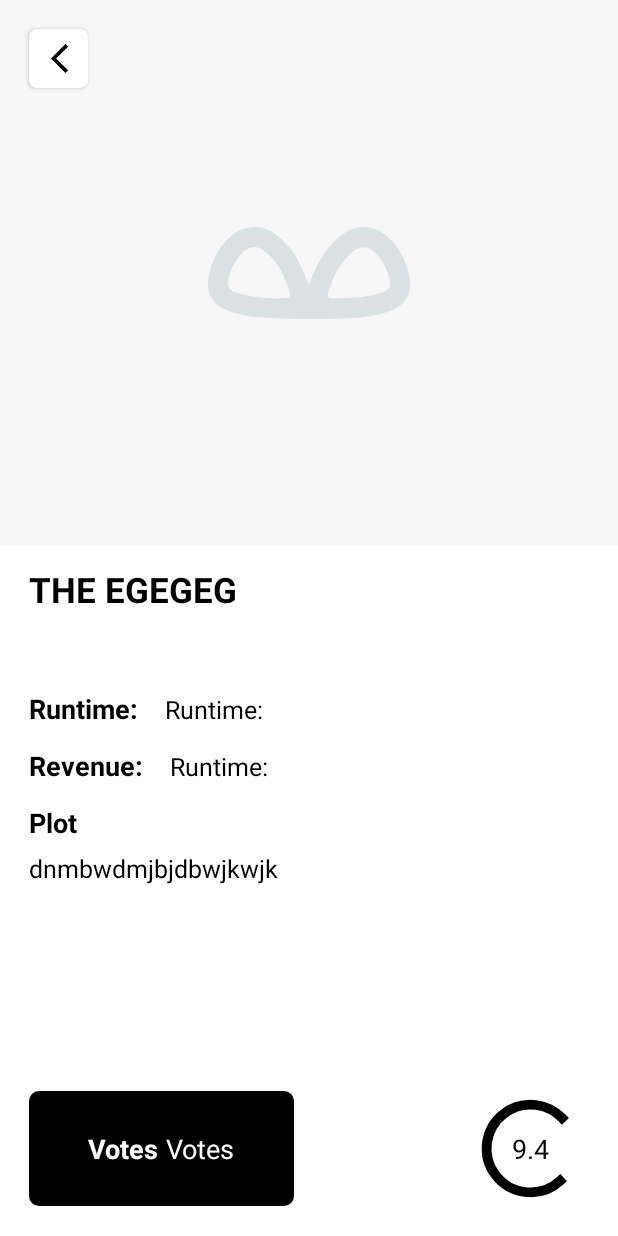
After one commit to shafaat2728/MoviesApp, an Android app: the fragment MovieDetailFragment shown on its own in the app's theme, on a phone screen of 412 x 824 dp. The commit adds this screen. Run offline under Robolectric (Android 15) with nearby library versions, the phone set to English and light mode, and no system bars; our stand-ins replace data binding, sdp/ssp sizes.

Commit message:
implementation of Motion Layout

```diff
--- a/app/src/main/java/com/digitify/moviesapp/data/dto/MoviesModel.kt
+++ b/app/src/main/java/com/digitify/moviesapp/data/dto/MoviesModel.kt
@@ -1,26 +1,32 @@
 package com.digitify.moviesapp.data.dto
 
 data class MoviesModel(
-    var results: List<Movies>?= emptyList()
+    var results: List<Movies>? = emptyList()
 )
 
 data class Movies(
     var id: Int,
-    var poster_path: String?="",
-    var release_date: String?="",
-    var title: String?=""
+    var poster_path: String? = "",
+    var release_date: String? = "",
+    var title: String? = ""
 )
 
 data class MovieDetail(
-    var backdrop_path: String?="",
+    var backdrop_path: String? = "",
     var id: Int,
-    var overview: String?="",
-    var popularity: Double?=0.0,
-    var poster_path: String?="",
-    var release_date: String?="",
-    var revenue: Int?=0,
-    var runtime: Int?=0,
-    var title: String?="",
-    var vote_average: Double?=0.0,
-    var vote_count: Int?=0
+    var overview: String? = "",
+    var popularity: Double? = 0.0,
+    var poster_path: String? = "",
+    var release_date: String? = "",
+    var genres: List<Genres>? = emptyList(),
+    var revenue: Int? = 0,
+    var runtime: Int? = 0,
+    var title: String? = "",
+    var vote_average: Double? = 0.0,
+    var vote_count: Int? = 0
 )
+
+data class Genres(
+    var id: Int,
+    var name: String? = ""
+)
--- /dev/null
+++ b/app/src/main/java/com/digitify/moviesapp/presentation/movieDetail/MovieDetailFragment.kt
@@ -0,0 +1,21 @@
+package com.digitify.moviesapp.presentation.movieDetail
+
+import android.os.Bundle
+import androidx.fragment.app.Fragment
+import android.view.LayoutInflater
+import android.view.View
+import android.view.ViewGroup
+import com.digitify.moviesapp.R
+
+
+class MovieDetailFragment : Fragment() {
+
+    override fun onCreateView(
+        inflater: LayoutInflater, container: ViewGroup?,
+        savedInstanceState: Bundle?
+    ): View? {
+        // Inflate the layout for this fragment
+        return inflater.inflate(R.layout.fragment_movie_detail, container, false)
+    }
+
+}
--- /dev/null
+++ b/app/src/main/res/drawable/ic_back.xml
@@ -0,0 +1,11 @@
+<vector xmlns:android="http://schemas.android.com/apk/res/android"
+    android:width="24dp"
+    android:height="24dp"
+    android:viewportWidth="24"
+    android:viewportHeight="24"
+    android:autoMirrored="true"
+    android:tint="@color/black">
+  <path
+      android:fillColor="@android:color/white"
+      android:pathData="M11.67,3.87L9.9,2.1 0,12l9.9,9.9 1.77,-1.77L3.54,12z"/>
+</vector>
--- /dev/null
+++ b/app/src/main/res/layout/fragment_movie_detail.xml
@@ -0,0 +1,217 @@
+<?xml version="1.0" encoding="utf-8"?>
+<layout xmlns:android="http://schemas.android.com/apk/res/android"
+    xmlns:app="http://schemas.android.com/apk/res-auto"
+    xmlns:tools="http://schemas.android.com/tools">
+
+    <data>
+        <variable
+            name="genre"
+            type="String" />
+    </data>
+
+    <androidx.constraintlayout.motion.widget.MotionLayout
+        android:layout_width="match_parent"
+        android:layout_height="match_parent"
+        app:layoutDescription="@xml/fragment_movie_detail_scene"
+        tools:context=".presentation.movieDetail.MovieDetailFragment">
+
+        <androidx.cardview.widget.CardView
+            android:id="@+id/btnBack"
+            android:layout_width="@dimen/_30sdp"
+            android:layout_height="@dimen/_30sdp"
+            android:layout_marginStart="@dimen/_15sdp"
+            android:layout_marginTop="@dimen/_15sdp"
+            android:elevation="@dimen/_3sdp"
+            android:gravity="center"
+            app:cardCornerRadius="@dimen/_4sdp"
+            app:layout_constraintStart_toStartOf="parent"
+            app:layout_constraintTop_toTopOf="parent">
+
+            <ImageView
+                android:layout_width="@dimen/_18sdp"
+                android:layout_height="@dimen/_18sdp"
+                android:layout_gravity="center"
+                android:layout_marginStart="@dimen/_5sdp"
+                android:src="@drawable/ic_back" />
+        </androidx.cardview.widget.CardView>
+
+        <ImageView
+            android:id="@+id/ivProduct"
+            android:layout_width="match_parent"
+            android:layout_height="@dimen/_280sdp"
+            android:adjustViewBounds="true"
+            android:scaleType="centerCrop"
+            android:src="@drawable/bg_placeholder"
+            app:layout_constraintEnd_toEndOf="parent"
+            app:layout_constraintStart_toStartOf="parent"
+            app:layout_constraintTop_toTopOf="parent" />
+
+        <TextView
+            android:id="@+id/tvTitle"
+            android:layout_width="match_parent"
+            android:layout_height="wrap_content"
+            android:layout_marginStart="@dimen/_15sdp"
+            android:layout_marginTop="@dimen/_10sdp"
+            android:text="THE EGEGEG"
+            android:textColor="@color/black"
+            android:textSize="@dimen/_18ssp"
+            android:textStyle="bold"
+            app:layout_constraintStart_toStartOf="parent"
+            app:layout_constraintTop_toBottomOf="@id/ivProduct" />
+
+        <LinearLayout
+            android:id="@+id/linearLayout"
+            android:layout_width="match_parent"
+            android:layout_height="wrap_content"
+            android:orientation="vertical"
+            app:layout_constraintStart_toStartOf="parent"
+            app:layout_constraintTop_toBottomOf="@id/tvTitle">
+
+            <TextView
+                android:id="@+id/tvGenre"
+                android:layout_width="match_parent"
+                android:layout_height="wrap_content"
+                android:layout_marginStart="@dimen/_15sdp"
+                android:layout_marginTop="@dimen/_10sdp"
+                android:text="@{genre}"
+                android:textColor="@color/black"
+                android:textSize="@dimen/_14ssp" />
+
+            <LinearLayout
+                android:layout_width="wrap_content"
+                android:layout_height="wrap_content"
+                android:layout_marginStart="@dimen/_15sdp"
+                android:layout_marginTop="@dimen/_10sdp"
+                android:orientation="horizontal">
+
+                <TextView
+                    android:layout_width="match_parent"
+                    android:layout_height="wrap_content"
+                    android:text="Runtime: "
+                    android:textColor="@color/black"
+                    android:textSize="@dimen/_14ssp"
+                    android:textStyle="bold" />
+
+                <TextView
+                    android:id="@+id/tvRuntime"
+                    android:layout_width="match_parent"
+                    android:layout_height="wrap_content"
+                    android:layout_marginStart="@dimen/_10sdp"
+                    android:text="Runtime: "
+                    android:textColor="@color/black"
+                    android:textSize="@dimen/_13ssp" />
+            </LinearLayout>
+
+            <LinearLayout
+                android:layout_width="wrap_content"
+                android:layout_height="wrap_content"
+                android:layout_marginStart="@dimen/_15sdp"
+                android:layout_marginTop="@dimen/_10sdp"
+                android:orientation="horizontal">
+
+                <TextView
+                    android:layout_width="match_parent"
+                    android:layout_height="wrap_content"
+                    android:text="Revenue: "
+                    android:textColor="@color/black"
+                    android:textSize="@dimen/_14ssp"
+                    android:textStyle="bold" />
+
+                <TextView
+                    android:id="@+id/tvRevenue"
+                    android:layout_width="match_parent"
+                    android:layout_height="wrap_content"
+                    android:layout_marginStart="@dimen/_10sdp"
+                    android:text="Runtime: "
+                    android:textColor="@color/black"
+                    android:textSize="@dimen/_13ssp" />
+            </LinearLayout>
+
+            <TextView
+                android:layout_width="match_parent"
+                android:layout_height="wrap_content"
+                android:layout_marginStart="@dimen/_15sdp"
+                android:layout_marginTop="@dimen/_10sdp"
+                android:text="Plot"
+                android:textColor="@color/black"
+                android:textSize="@dimen/_14ssp"
+                android:textStyle="bold" />
+
+            <TextView
+                android:layout_width="match_parent"
+                android:layout_height="wrap_content"
+                android:layout_marginStart="@dimen/_15sdp"
+                android:layout_marginTop="@dimen/_5sdp"
+                android:layout_marginEnd="@dimen/_15sdp"
+                android:text="dnmbwdmjbjdbwjkwjk"
+                android:textColor="@color/black"
+                android:textSize="@dimen/_13ssp" />
+        </LinearLayout>
+
+        <LinearLayout
+            android:id="@+id/frameLayout"
+            android:layout_width="0dp"
+            android:layout_height="wrap_content"
+            android:layout_margin="@dimen/_15sdp"
+            android:elevation="@dimen/_10sdp"
+            app:layout_constraintBottom_toBottomOf="parent"
+            app:layout_constraintEnd_toEndOf="parent"
+            app:layout_constraintStart_toStartOf="parent">
+
+            <RelativeLayout
+                android:layout_width="match_parent"
+                android:layout_height="wrap_content">
+
+                <LinearLayout
+                    android:layout_width="wrap_content"
+                    android:layout_height="wrap_content"
+                    android:layout_centerVertical="true"
+                    android:background="@drawable/bg_white"
+                    android:backgroundTint="@color/black"
+                    android:gravity="center"
+                    android:orientation="horizontal"
+                    android:padding="@dimen/_20sdp">
+
+                    <TextView
+                        android:layout_width="wrap_content"
+                        android:layout_height="wrap_content"
+                        android:layout_marginStart="@dimen/_10sdp"
+                        android:text="Votes"
+                        android:textColor="@color/white"
+                        android:textSize="@dimen/_14ssp"
+                        android:textStyle="bold" />
+
+                    <TextView
+                        android:layout_width="wrap_content"
+                        android:layout_height="wrap_content"
+                        android:layout_marginEnd="@dimen/_10sdp"
+                        android:text=" Votes"
+                        android:textColor="@color/white"
+                        android:textSize="@dimen/_14ssp" />
+                </LinearLayout>
+
+                <RelativeLayout
+                    android:layout_width="wrap_content"
+                    android:layout_height="wrap_content"
+                    android:layout_alignParentEnd="true"
+                    android:layout_centerVertical="true">
+
+                    <ProgressBar
+                        android:layout_width="@dimen/_60sdp"
+                        android:layout_height="@dimen/_60sdp"
+                        android:backgroundTint="@color/black" />
+
+                    <TextView
+                        android:layout_width="wrap_content"
+                        android:layout_height="wrap_content"
+                        android:layout_centerInParent="true"
+                        android:layout_marginEnd="@dimen/_10sdp"
+                        android:text="9.4"
+                        android:textColor="@color/black"
+                        android:textSize="@dimen/_14ssp" />
+                </RelativeLayout>
+            </RelativeLayout>
+
+        </LinearLayout>
+    </androidx.constraintlayout.motion.widget.MotionLayout>
+</layout>
--- a/app/src/main/res/values/colors.xml
+++ b/app/src/main/res/values/colors.xml
@@ -3,7 +3,7 @@
     <color name="purple_200">#FFBB86FC</color>
     <color name="purple_500">#FF6200EE</color>
     <color name="purple_700">#FF3700B3</color>
-    <color name="teal_200">#FF03DAC5</color>
+    <color name="teal_200">#FF000000</color>
     <color name="teal_700">#FF018786</color>
     <color name="black">#FF000000</color>
     <color name="white">#FFFFFFFF</color>
--- /dev/null
+++ b/app/src/main/res/xml/fragment_movie_detail_scene.xml
@@ -0,0 +1,42 @@
+<?xml version="1.0" encoding="utf-8"?>
+<MotionScene
+    xmlns:android="http://schemas.android.com/apk/res/android"
+    xmlns:motion="http://schemas.android.com/apk/res-auto">
+
+    <Transition
+        motion:constraintSetEnd="@+id/end"
+        motion:constraintSetStart="@id/start"
+        motion:duration="1000">
+       <KeyFrameSet>
+       </KeyFrameSet>
+        <OnSwipe motion:touchAnchorId="@+id/linearLayout" />
+    </Transition>
+
+    <ConstraintSet android:id="@+id/start">
+    </ConstraintSet>
+
+    <ConstraintSet android:id="@+id/end">
+        <Constraint
+            android:id="@+id/ivProduct"
+            motion:layout_constraintEnd_toEndOf="parent"
+            android:layout_width="match_parent"
+            android:layout_height="@dimen/_110sdp"
+            motion:layout_constraintTop_toTopOf="parent"
+            motion:layout_constraintStart_toStartOf="parent" />
+        <Constraint
+            android:id="@+id/tvTitle"
+            android:layout_width="wrap_content"
+            android:layout_height="wrap_content"
+            android:layout_marginStart="@dimen/_15sdp"
+            android:layout_marginTop="@dimen/_10sdp"
+            motion:layout_constraintTop_toTopOf="parent"
+            motion:layout_constraintStart_toEndOf="@id/btnBack"
+            motion:layout_constraintBottom_toBottomOf="@id/btnBack" ></Constraint>
+        <Constraint
+            android:id="@+id/linearLayout"
+            android:layout_width="match_parent"
+            android:layout_height="wrap_content"
+            motion:layout_constraintTop_toBottomOf="@id/ivProduct"
+            motion:layout_constraintStart_toStartOf="parent" />
+    </ConstraintSet>
+</MotionScene>
```
